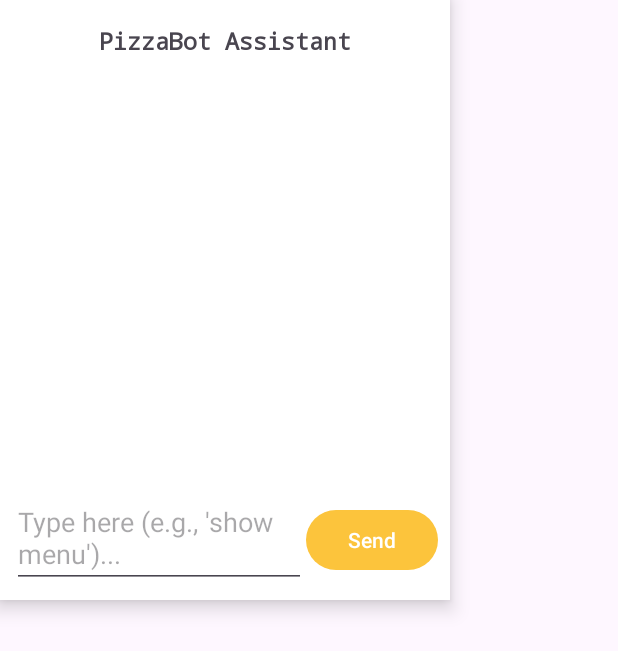
After one commit to Mobile-Application-Development-NIBM/Pizza-Mania-App, an Android app: the layout fragment_chatbot.xml on its own in the app's theme, with its tools: preview values and no code run, on a phone screen of 412 x 824 dp. The commit adds this screen. Shown: the top 651 px of the screen. Run offline under Robolectric (Android 15) with nearby library versions, the phone set to English and light mode, and no system bars.

Commit message:
1st try bot

```diff
--- a/app/build.gradle.kts
+++ b/app/build.gradle.kts
@@ -1,6 +1,7 @@
 plugins {
     alias(libs.plugins.androidApplication)
     id("com.google.gms.google-services")
+    alias(libs.plugins.kotlinAndroid)
 }
 
 android {
@@ -27,6 +28,9 @@ android {
         sourceCompatibility = JavaVersion.VERSION_1_8
         targetCompatibility = JavaVersion.VERSION_1_8
     }
+    kotlinOptions {
+        jvmTarget = "1.8"
+    }
 }
 
 dependencies {
@@ -36,6 +40,7 @@ dependencies {
     implementation(libs.activity)
     implementation(libs.constraintlayout)
     implementation(libs.firebase.firestore)
+    implementation(libs.core.ktx)
     testImplementation(libs.junit)
     androidTestImplementation(libs.ext.junit)
     androidTestImplementation(libs.espresso.core)
--- /dev/null
+++ b/app/src/main/java/com/example/pizzamaniaapp/ChatMessage.kt
@@ -0,0 +1,3 @@
+package com.example.pizzamaniaapp
+
+data class ChatMessage(val text: String, val isUser: Boolean, val timestamp: Long = System.currentTimeMillis())
--- /dev/null
+++ b/app/src/main/res/color/purple_500.xml
@@ -0,0 +1,4 @@
+<?xml version="1.0" encoding="utf-8"?>
+<selector xmlns:android="http://schemas.android.com/apk/res/android">
+
+</selector>
--- /dev/null
+++ b/app/src/main/res/color/purple_700.xml
@@ -0,0 +1,4 @@
+<?xml version="1.0" encoding="utf-8"?>
+<selector xmlns:android="http://schemas.android.com/apk/res/android">
+
+</selector>
--- /dev/null
+++ b/app/src/main/res/layout/fragment_chatbot.xml
@@ -0,0 +1,46 @@
+<?xml version="1.0" encoding="utf-8"?>
+<LinearLayout xmlns:android="http://schemas.android.com/apk/res/android"
+    android:layout_width="300dp"
+    android:layout_height="400dp"
+    android:orientation="vertical"
+    android:background="@android:color/white"
+    android:elevation="8dp"
+    android:padding="8dp">
+
+    <TextView
+        android:layout_width="match_parent"
+        android:layout_height="wrap_content"
+        android:text="PizzaBot Assistant"
+        android:textSize="16sp"
+        android:padding="8dp"
+        android:gravity="center"
+        android:textStyle="bold"
+        android:fontFamily="monospace"
+        />
+
+    <androidx.recyclerview.widget.RecyclerView
+        android:id="@+id/chatRecyclerView"
+        android:layout_width="match_parent"
+        android:layout_height="0dp"
+        android:layout_weight="1"
+        android:padding="4dp" />
+
+    <LinearLayout
+        android:layout_width="match_parent"
+        android:layout_height="wrap_content"
+        android:orientation="horizontal">
+
+        <EditText
+            android:id="@+id/userInput"
+            android:layout_width="0dp"
+            android:layout_weight="1"
+            android:layout_height="wrap_content"
+            android:hint="Type here (e.g., 'show menu')..." />
+
+        <Button
+            android:id="@+id/sendButton"
+            android:layout_width="wrap_content"
+            android:layout_height="wrap_content"
+            android:text="Send" />
+    </LinearLayout>
+</LinearLayout>
--- a/build.gradle.kts
+++ b/build.gradle.kts
@@ -1,4 +1,5 @@
 plugins {
     alias(libs.plugins.androidApplication) apply false
-    id("com.google.gms.google-services") version "4.3.15" apply false // ← add this line
+    id("com.google.gms.google-services") version "4.3.15" apply false
+    alias(libs.plugins.kotlinAndroid) apply false // ← add this line
 }
--- a/gradle/libs.versions.toml
+++ b/gradle/libs.versions.toml
@@ -8,6 +8,8 @@ material = "1.12.0"
 activity = "1.8.0"
 constraintlayout = "2.2.1"
 firebaseFirestore = "26.0.0"
+kotlin = "2.2.0"
+coreKtx = "1.17.0"
 
 [libraries]
 junit = { group = "junit", name = "junit", version.ref = "junit" }
@@ -18,6 +20,8 @@ material = { group = "com.google.android.material", name = "material", version.r
 activity = { group = "androidx.activity", name = "activity", version.ref = "activity" }
 constraintlayout = { group = "androidx.constraintlayout", name = "constraintlayout", version.ref = "constraintlayout" }
 firebase-firestore = { group = "com.google.firebase", name = "firebase-firestore", version.ref = "firebaseFirestore" }
+core-ktx = { group = "androidx.core", name = "core-ktx", version.ref = "coreKtx" }
 
 [plugins]
 androidApplication = { id = "com.android.application", version.ref = "agp" }
+kotlinAndroid = { id = "org.jetbrains.kotlin.android", version.ref = "kotlin" }
```
Also changed, not shown: app/src/main/AndroidManifest.xml (+10 -1 lines), app/src/main/java/com/example/pizzamaniaapp/ChatAdapter.kt (added, +45 -0 lines), app/src/main/java/com/example/pizzamaniaapp/ChatbotDialogFragment.kt (added, +285 -0 lines), app/src/main/res/values/themes.xml (+15 -0 lines).
